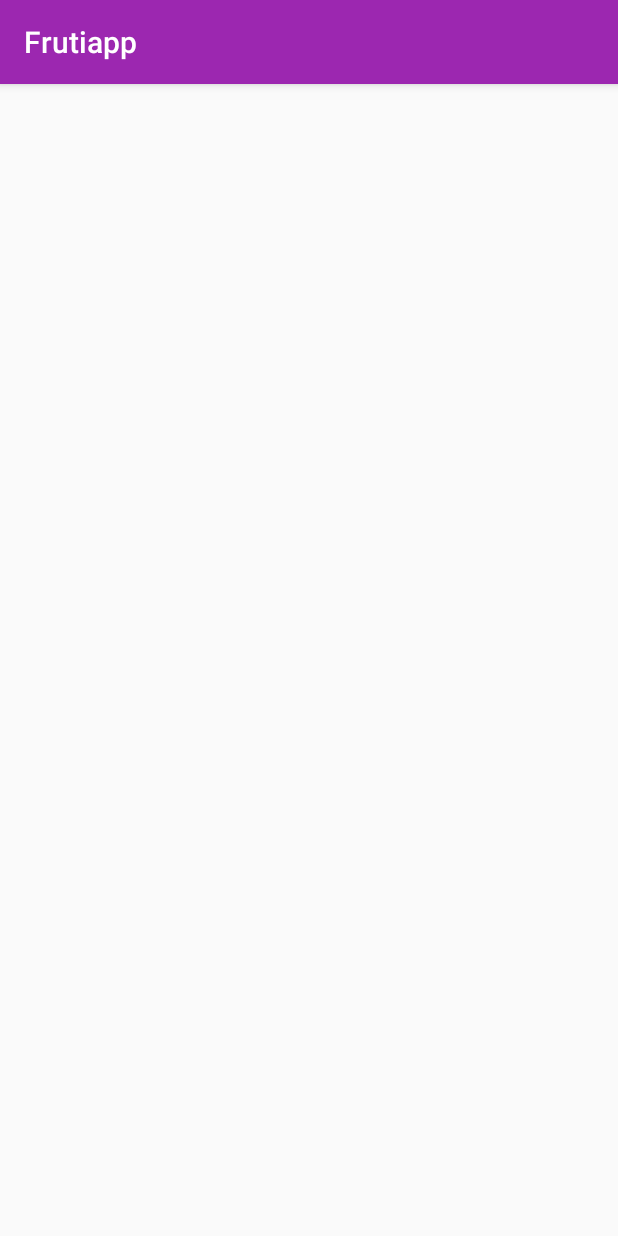
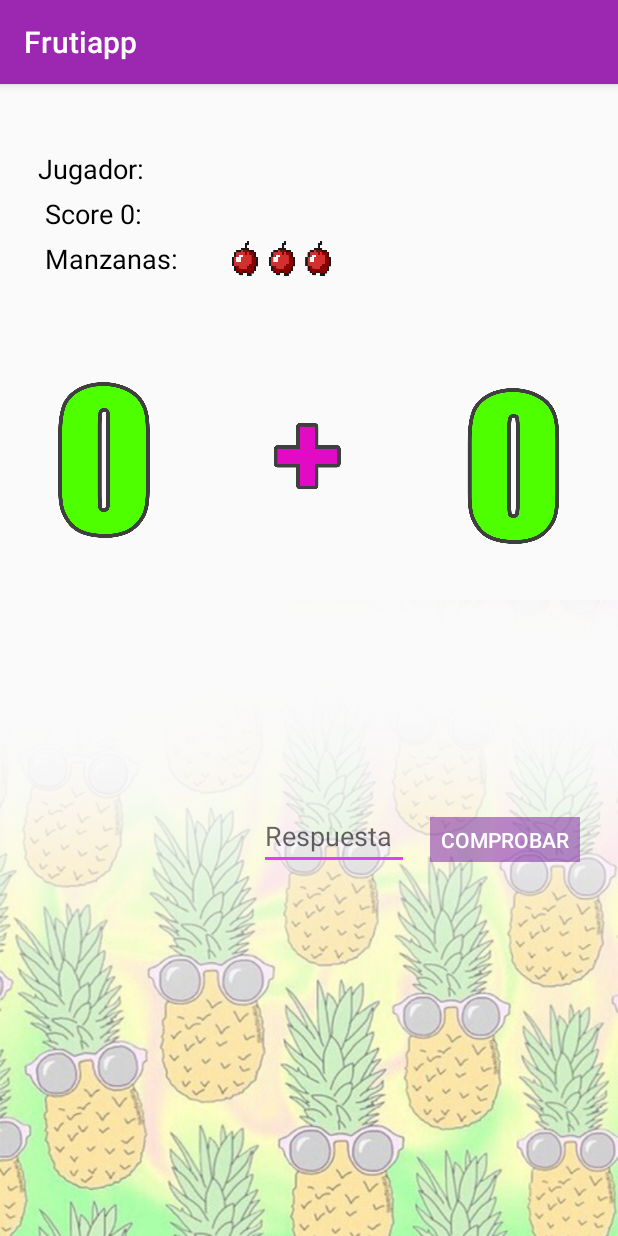
Before and after one commit to Kevincodexgithub/Frutiapp, an Android app: the Main2Activity_Nivel1 screen opened directly, with no data from a screen before it, on a phone screen of 412 x 824 dp. Run offline under Robolectric (Android 15) with nearby library versions, the phone set to English and light mode, and no system bars.

Commit message:
Diseño del activity 2

```diff
--- a/app/src/main/res/layout/activity_main2__nivel1.xml
+++ b/app/src/main/res/layout/activity_main2__nivel1.xml
@@ -1,9 +1,118 @@
 <?xml version="1.0" encoding="utf-8"?>
-<androidx.constraintlayout.widget.ConstraintLayout xmlns:android="http://schemas.android.com/apk/res/android"
+<RelativeLayout xmlns:android="http://schemas.android.com/apk/res/android"
     xmlns:app="http://schemas.android.com/apk/res-auto"
     xmlns:tools="http://schemas.android.com/tools"
     android:layout_width="match_parent"
     android:layout_height="match_parent"
+    android:background="@drawable/wallpaperprincipal"
     tools:context=".Main2Activity_Nivel1">
 
-</androidx.constraintlayout.widget.ConstraintLayout>
+    <TextView
+        android:id="@+id/textView_nombre"
+        android:layout_width="wrap_content"
+        android:layout_height="wrap_content"
+        android:layout_alignParentStart="true"
+        android:layout_alignParentTop="true"
+        android:layout_marginStart="25dp"
+        android:layout_marginTop="44dp"
+        android:text="@string/jugador_nombre"
+        android:textColor="@android:color/background_dark"
+        android:textSize="18sp" />
+
+    <TextView
+        android:id="@+id/textView_score"
+        android:layout_width="wrap_content"
+        android:layout_height="wrap_content"
+        android:layout_below="@+id/textView_nombre"
+        android:layout_alignParentStart="true"
+        android:layout_marginStart="30dp"
+        android:layout_marginTop="5dp"
+        android:text="@string/total_score"
+        android:textColor="@android:color/background_dark"
+        android:textSize="18sp" />
+
+    <TextView
+        android:id="@+id/textView_manzanas"
+        android:layout_width="wrap_content"
+        android:layout_height="wrap_content"
+        android:layout_below="@+id/textView_score"
+        android:layout_alignParentStart="true"
+        android:layout_marginStart="30dp"
+        android:layout_marginTop="5dp"
+        android:text="@string/et_vidas"
+        android:textColor="@android:color/background_dark"
+        android:textSize="18sp" />
+
+    <ImageView
+        android:id="@+id/imageView_vidas"
+        android:layout_width="80dp"
+        android:layout_height="25dp"
+        android:layout_alignTop="@+id/textView_manzanas"
+        android:layout_marginStart="29dp"
+        android:layout_marginTop="-1dp"
+        android:layout_toEndOf="@+id/textView_manzanas"
+        android:contentDescription="@string/app_name"
+        app:srcCompat="@drawable/tresvidas" />
+
+    <ImageView
+        android:id="@+id/imageView_NumUno"
+        android:layout_width="120dp"
+        android:layout_height="120dp"
+        android:layout_alignParentStart="true"
+        android:layout_alignParentTop="true"
+        android:layout_marginStart="9dp"
+        android:layout_marginTop="190dp"
+        android:contentDescription="@string/app_name"
+        app:srcCompat="@drawable/cero" />
+
+    <ImageView
+        android:id="@+id/imageView_signo"
+        android:layout_width="120dp"
+        android:layout_height="120dp"
+        android:layout_alignBottom="@+id/imageView_NumUno"
+        android:layout_centerHorizontal="true"
+        android:layout_marginBottom="0dp"
+        android:contentDescription="@string/app_name"
+        app:srcCompat="@drawable/adicion" />
+
+    <ImageView
+        android:id="@+id/imageView_NumDos"
+        android:layout_width="120dp"
+        android:layout_height="120dp"
+        android:layout_alignTop="@+id/imageView_signo"
+        android:layout_alignBottom="@+id/imageView_signo"
+        android:layout_alignParentEnd="true"
+        android:layout_marginStart="16dp"
+        android:layout_marginTop="4dp"
+        android:layout_marginEnd="9dp"
+        android:layout_marginBottom="-4dp"
+        android:layout_toEndOf="@+id/imageView_signo"
+        android:contentDescription="@string/app_name"
+        app:srcCompat="@drawable/cero" />
+
+    <EditText
+        android:id="@+id/editText_resultado"
+        android:layout_width="100dp"
+        android:layout_height="40dp"
+        android:layout_alignParentBottom="true"
+        android:layout_marginEnd="14dp"
+        android:layout_marginBottom="244dp"
+        android:layout_toStartOf="@+id/button2"
+        android:autofillHints=""
+        android:ems="10"
+        android:hint="@string/et_respuesta"
+        android:inputType="number" />
+
+    <Button
+        android:id="@+id/button2"
+        android:layout_width="100dp"
+        android:layout_height="30dp"
+        android:layout_alignParentEnd="true"
+        android:layout_alignParentBottom="true"
+        android:layout_marginEnd="25dp"
+        android:layout_marginBottom="249dp"
+        android:background="@drawable/fondoboton"
+        android:text="@string/boton_sumar"
+        android:textColor="@android:color/background_light" />
+
+</RelativeLayout>
--- a/app/src/main/res/values/strings.xml
+++ b/app/src/main/res/values/strings.xml
@@ -3,4 +3,10 @@
 
     <string name="et_nombre">¿Como te llamas?</string>
     <string name="boton">Jugar</string>
+
+    <string name="et_vidas">Manzanas:</string>
+    <string name="jugador_nombre">Jugador:</string>
+    <string name="total_score">Score 0:</string>
+    <string name="boton_sumar">Comprobar</string>
+    <string name="et_respuesta">Respuesta</string>
 </resources>
```
